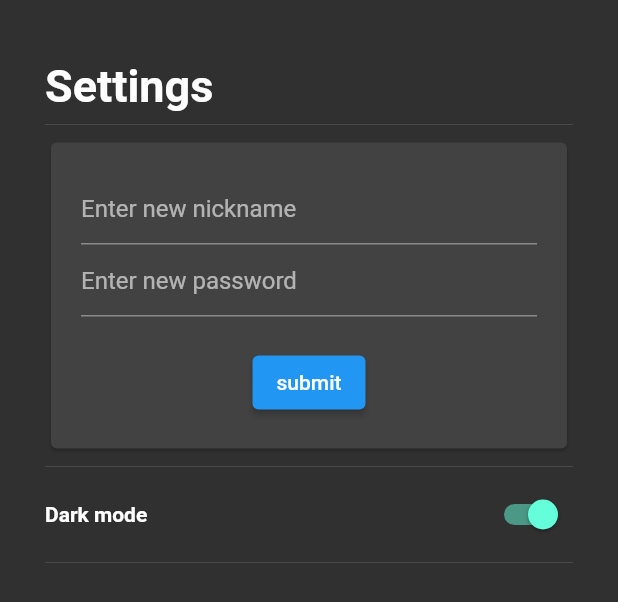
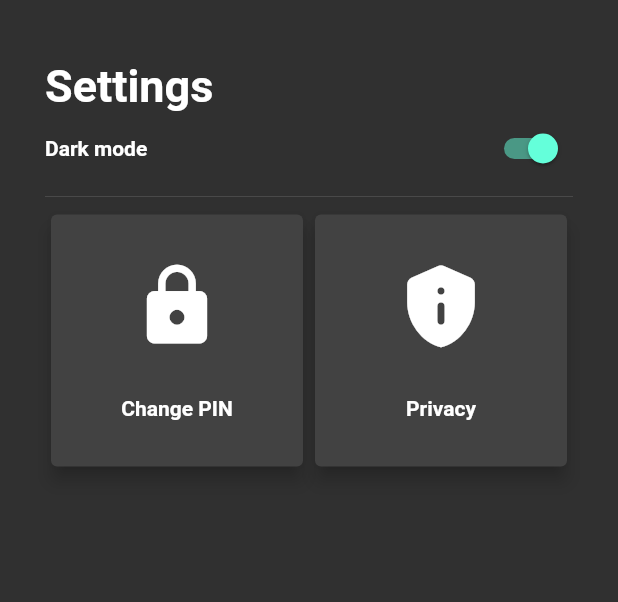
Before and after one commit to Stempnio/password-keeper, a Flutter app: the Settings widget shown alone on an empty page, opened directly, on a phone screen of 412 x 824 dp. Shown: the top 602 px of the screen. Run offline on Flutter 3.47's test engine with Material 2 defaults, Android fonts, the phone set to English and light mode, and no system bars; our stand-ins replace loading_animation_widget.

Commit message:
add[password_keeper]: card buttons in settings screen

```diff
--- /dev/null
+++ b/lib/view/common/card_icon.dart
@@ -0,0 +1,46 @@
+import 'package:flutter/material.dart';
+
+class CardIcon extends StatelessWidget {
+  const CardIcon({required this.text, required this.icon, Key? key})
+      : super(key: key);
+
+  onTap(Function function) {
+    function();
+  }
+
+  final IconData icon;
+
+  final String text;
+
+  @override
+  Widget build(BuildContext context) {
+    return InkWell(
+      onTap: () {},
+      child: Ink(
+        child: Card(
+          elevation: 5,
+          child: Center(
+            child: Column(
+              mainAxisAlignment: MainAxisAlignment.center,
+              children: [
+                const Spacer(),
+                Icon(
+                  icon,
+                  size: 60,
+                ),
+                const Spacer(),
+                Text(
+                  text,
+                  style: TextStyle(
+                    fontWeight: FontWeight.bold,
+                  ),
+                ),
+                const Spacer(),
+              ],
+            ),
+          ),
+        ),
+      ),
+    );
+  }
+}
--- a/lib/view/settings/settings.dart
+++ b/lib/view/settings/settings.dart
@@ -1,5 +1,6 @@
 import 'package:flutter/material.dart';
 import 'package:password_keeper/theme/theme_manager.dart';
+import 'package:password_keeper/view/common/card_icon.dart';
 
 class Settings extends StatefulWidget {
   const Settings({Key? key}) : super(key: key);
@@ -43,55 +44,6 @@ class _SettingsState extends State<Settings> {
                   Spacer(),
                 ],
               ),
-              const Divider(),
-              Card(
-                child: Padding(
-                  padding: const EdgeInsets.all(20),
-                  child: Column(
-                    children: [
-                      TextFormField(
-                        decoration: const InputDecoration(
-                          hintText: 'Enter new nickname',
-                        ),
-                        validator: (value) {
-                          if (value == null || value.isEmpty) {
-                            return 'Nickname can not be empty';
-                          } else {
-                            return null;
-                          }
-                        },
-                      ),
-                      TextFormField(
-                        obscureText: true,
-                        decoration: const InputDecoration(
-                          hintText: 'Enter new password',
-                        ),
-                        validator: (value) {
-                          if (value == null || value.isEmpty) {
-                            return 'Password can not be empty';
-                          } else {
-                            return null;
-                          }
-                        },
-                      ),
-                      const SizedBox(
-                        height: 20,
-                      ),
-                      ElevatedButton(
-                        onPressed: () {
-                          if (_formKey.currentState!.validate()) {
-                            ScaffoldMessenger.of(context).showSnackBar(
-                              const SnackBar(content: Text('Success')),
-                            );
-                          }
-                        },
-                        child: const Text('submit'),
-                      ),
-                    ],
-                  ),
-                ),
-              ),
-              const Divider(),
               Row(
                 children: [
                   const Text(
@@ -110,6 +62,21 @@ class _SettingsState extends State<Settings> {
                 ],
               ),
               const Divider(),
+              Flexible(
+                child: GridView.count(
+                  crossAxisCount: 2,
+                  children: const [
+                    CardIcon(
+                      text: "Change PIN",
+                      icon: Icons.lock,
+                    ),
+                    CardIcon(
+                      text: "Privacy",
+                      icon: Icons.privacy_tip_rounded,
+                    ),
+                  ],
+                ),
+              ),
             ],
           ),
         ),
```
